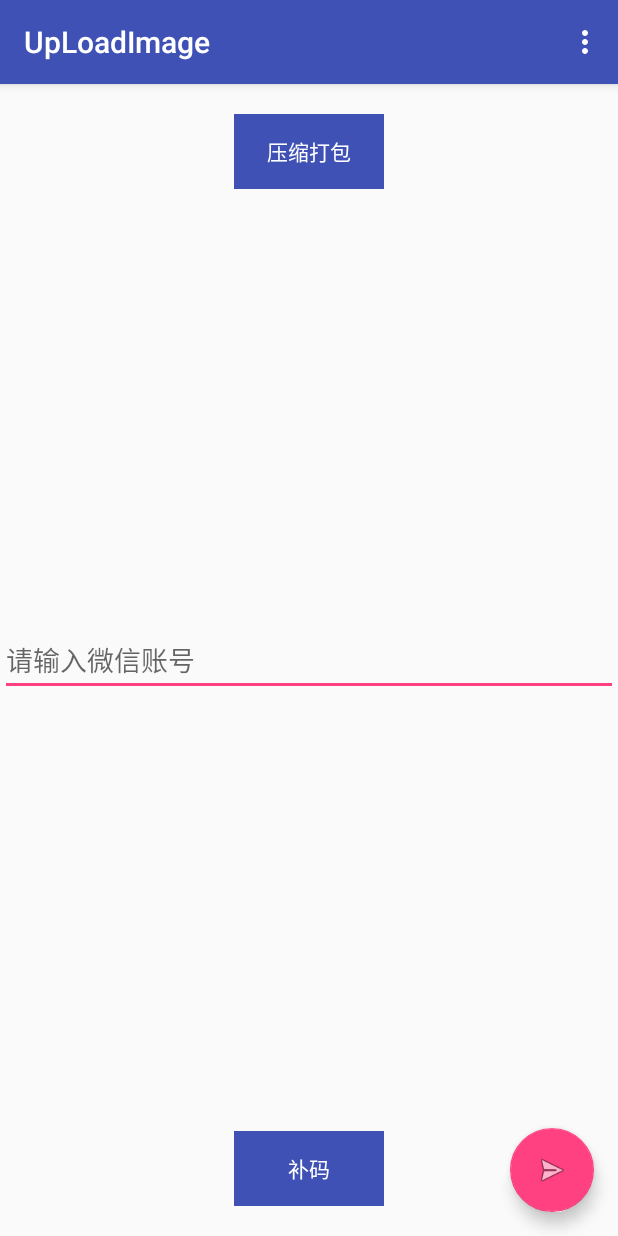
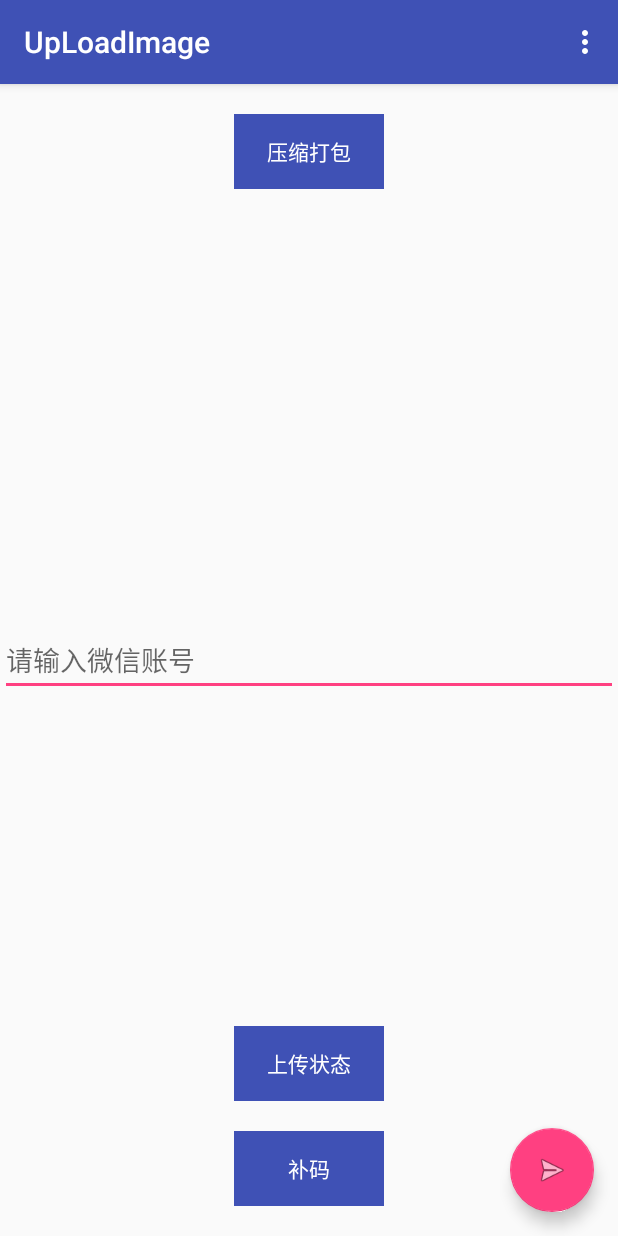
Before and after one commit to ThreeEyedCrow/uploadImg, an Android app: the screen it shows after launch (MainActivity), on a phone screen of 412 x 824 dp. Run offline under Robolectric (Android 15) with nearby library versions, the phone set to English and light mode, and no system bars.

Commit message:
异步请求无法处理结果

```diff
--- a/app/src/main/java/com/jt/pay/uploadimage/MainActivity.java
+++ b/app/src/main/java/com/jt/pay/uploadimage/MainActivity.java
@@ -52,11 +52,13 @@ public class MainActivity extends AppCompatActivity {
     private String fileUrl = "http://120.79.158.163:8040/";
     File file = new File(FILE_PATH);
     private static final int FILE_SIZE = 1024 * 1024 * 3; //块的大小为2M
+    private boolean hasNext = true;
 
     private ProgressDialog dialog;
     private EditText editText;
     private TextView textView;
     private TextView addCode;
+    private TextView uploadStatus;
     private RelativeLayout relativeLayout;
 
     @Override
@@ -71,6 +73,7 @@ public class MainActivity extends AppCompatActivity {
         editText = findViewById(R.id.wechatNum);
         textView = findViewById(R.id.packageText);
         addCode = findViewById(R.id.addCode);
+        uploadStatus = findViewById(R.id.uploadStatus);
         textView.setOnClickListener(new View.OnClickListener() {
             @Override
             public void onClick(View v) {
@@ -89,7 +92,12 @@ public class MainActivity extends AppCompatActivity {
 
             }
         });
-
+        uploadStatus.setOnClickListener(new View.OnClickListener() {
+            @Override
+            public void onClick(View v) {
+                setBackgroundColor();
+            }
+        });
         final Intent intent = getIntent();
         String action = intent.getAction();
         String type = intent.getType();
@@ -246,9 +254,6 @@ public class MainActivity extends AppCompatActivity {
     }
 
     private void setBackgroundColor() {
-        if (dialog.isShowing()){
-            return;
-        }
         Retrofit retrofit = new Retrofit.Builder()
                 .baseUrl(fileUrl)
                 .addConverterFactory(GsonConverterFactory.create())
@@ -325,7 +330,6 @@ public class MainActivity extends AppCompatActivity {
                 }
                 count++;
             }
-            setBackgroundColor();
         } catch (FileNotFoundException ex) {
             ex.printStackTrace();
         } catch (IOException ex) {
--- a/app/src/main/res/layout/content_main.xml
+++ b/app/src/main/res/layout/content_main.xml
@@ -31,17 +31,17 @@
         android:inputType="text"
         android:textColor="#000000" />
 
-    <!--<TextView-->
-        <!--android:id="@+id/uploadStatus"-->
-        <!--android:layout_width="100dp"-->
-        <!--android:layout_height="50dp"-->
-        <!--android:textColor="#ffffff"-->
-        <!--android:layout_marginBottom="70dp"-->
-        <!--android:layout_centerHorizontal="true"-->
-        <!--android:layout_alignBottom="@+id/addCode"-->
-        <!--android:gravity="center"-->
-        <!--android:text="上传状态"-->
-        <!--android:background="@color/colorPrimary"/>-->
+    <TextView
+        android:id="@+id/uploadStatus"
+        android:layout_width="100dp"
+        android:layout_height="50dp"
+        android:textColor="#ffffff"
+        android:layout_marginBottom="70dp"
+        android:layout_centerHorizontal="true"
+        android:layout_alignBottom="@+id/addCode"
+        android:gravity="center"
+        android:text="上传状态"
+        android:background="@color/colorPrimary"/>
 
     <TextView
         android:id="@+id/addCode"
```
